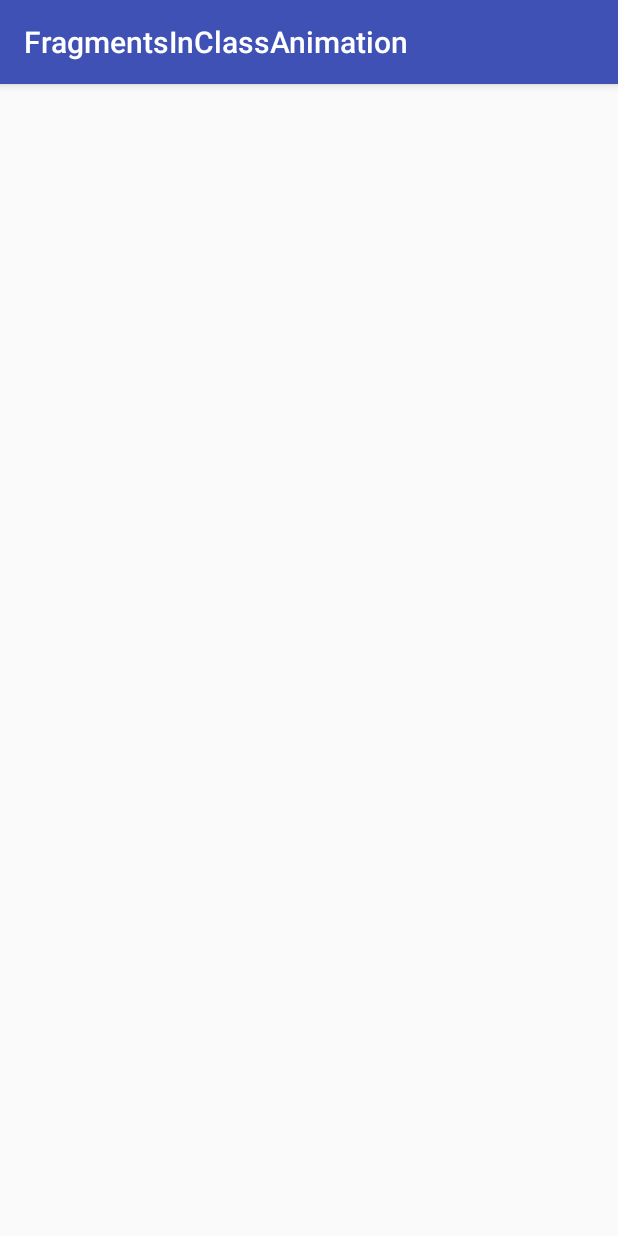
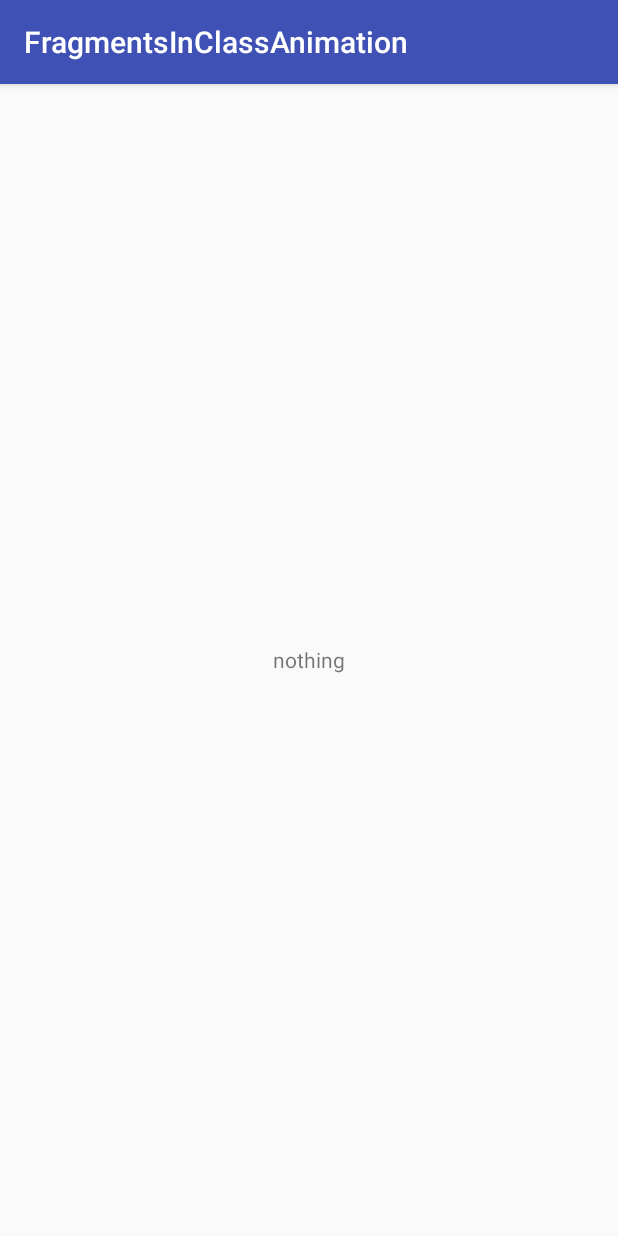
Before and after one commit to volhakaleda/PracticingFragmentsExercise, an Android app: the screen it shows after launch (MainActivity), after a tap on "BUTTON", on a phone screen of 412 x 824 dp. Run offline under Robolectric (Android 15) with nearby library versions, the phone set to English and light mode, and no system bars.

```diff
--- /dev/null
+++ b/FragmentsInClassAnimation/app/src/main/java/nyc/c4q/fragmentsinclassanimation/CheckingInput.java
@@ -0,0 +1,30 @@
+package nyc.c4q.fragmentsinclassanimation;
+
+
+import android.os.Bundle;
+
+public class CheckingInput {
+
+    private String editTextString;
+
+    public CheckingInput(String string) {
+        this.editTextString = string;
+    }
+
+
+    public String getValue() {
+
+        String value = "";
+        switch (editTextString) {
+            case "string 1":
+                value = "success";
+                break;
+            case "string 2":
+                value = "failure";
+                break;
+            default:
+                value = "nothing";
+        }
+        return value;
+    }
+}
--- a/FragmentsInClassAnimation/app/src/main/java/nyc/c4q/fragmentsinclassanimation/NextFragment.java
+++ b/FragmentsInClassAnimation/app/src/main/java/nyc/c4q/fragmentsinclassanimation/NextFragment.java
@@ -30,9 +30,12 @@ public class NextFragment extends Fragment {
         rootView = inflater.inflate(R.layout.fragment_next, container, false);
 
         textView = (TextView) rootView.findViewById(R.id.next_fragment_text_view);
+
         Bundle bundle = getArguments();
         String textString = bundle.getString("key for edit text");
-        textView.setText(textString);
+
+        CheckingInput checkingInput = new CheckingInput(textString);
+        textView.setText(checkingInput.getValue());
 
 
         return rootView;
```
